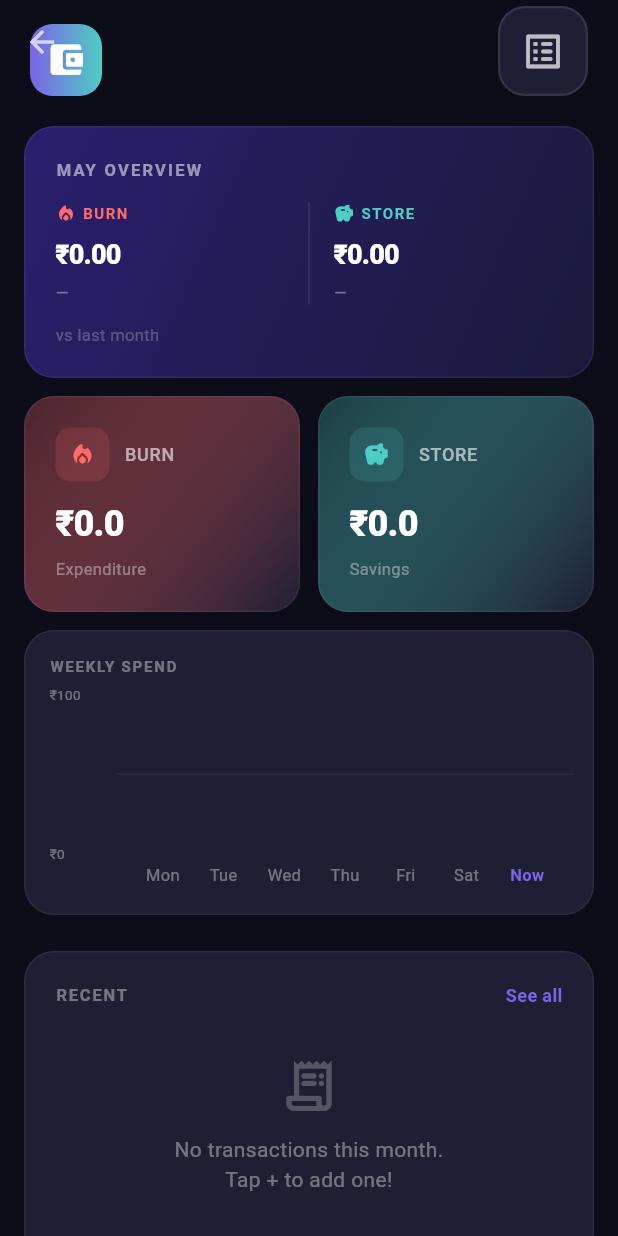
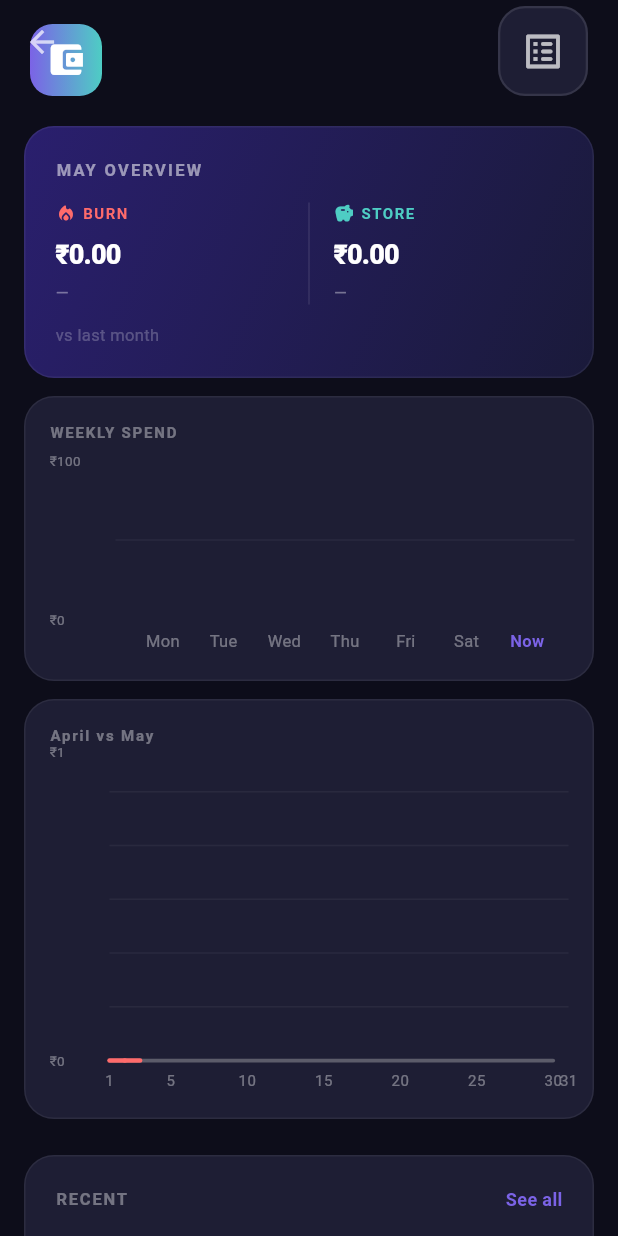
Before and after one commit to Imagine-Me/money_manager, a Flutter app: the DashboardView screen opened directly, on a phone screen of 412 x 824 dp. Run offline on Flutter 3.47's test engine with Material 3 defaults, Android fonts, the phone set to English and light mode, and no system bars; drawn by our look-alikes of fl_chart; our stand-ins replace flutter_local_notifications, flutter_riverpod, flutter_svg, flutter_timezone, google_sign_in, isar and 2 more; missing offline and left inert: googleapis; accounts and stored records are empty; generated files the repository leaves out were written again.

Commit message:
Add month-over-month daily burn calculation and visualization

```diff
--- a/lib/domain/usecases/analytics_engine.dart
+++ b/lib/domain/usecases/analytics_engine.dart
@@ -146,4 +146,66 @@ class AnalyticsEngine {
     final daysFromMonday = date.weekday - 1;
     return DateTime(date.year, date.month, date.day - daysFromMonday);
   }
+
+  /// Per–calendar-day burn for the previous month vs the current month.
+  /// The month-vs-month chart sums these into cumulative (running) totals.
+  MonthOverMonthDailySpend getMonthOverMonthDailyBurn(
+    List<TransactionEntity> transactions,
+  ) {
+    final now = DateTime.now();
+    final cy = now.year;
+    final cm = now.month;
+    final cd = now.day;
+
+    final prev = DateTime(cy, cm - 1);
+    final py = prev.year;
+    final pm = prev.month;
+    final daysPrev = DateTime(py, pm + 1, 0).day;
+    final daysCurr = DateTime(cy, cm + 1, 0).day;
+
+    final prevDaily = List<double>.filled(daysPrev, 0);
+    final currDaily = List<double>.filled(daysCurr, 0);
+
+    for (final t in transactions) {
+      if (t.type != TransactionType.burn) continue;
+      final d = DateTime(t.date.year, t.date.month, t.date.day);
+      if (d.year == py && d.month == pm) {
+        prevDaily[d.day - 1] += t.amount;
+      } else if (d.year == cy && d.month == cm) {
+        currDaily[d.day - 1] += t.amount;
+      }
+    }
+
+    return MonthOverMonthDailySpend(
+      previousYear: py,
+      previousMonth: pm,
+      previousMonthDaily: prevDaily,
+      currentYear: cy,
+      currentMonth: cm,
+      currentMonthDaily: currDaily,
+      todayDay: cd.clamp(1, daysCurr),
+    );
+  }
 }
+
+/// Daily burn per calendar day (index 0 = day 1). Cumulative series is derived in UI.
+class MonthOverMonthDailySpend {
+  const MonthOverMonthDailySpend({
+    required this.previousYear,
+    required this.previousMonth,
+    required this.previousMonthDaily,
+    required this.currentYear,
+    required this.currentMonth,
+    required this.currentMonthDaily,
+    required this.todayDay,
+  });
+
+  final int previousYear;
+  final int previousMonth;
+  final List<double> previousMonthDaily;
+  final int currentYear;
+  final int currentMonth;
+  final List<double> currentMonthDaily;
+  /// Current calendar day (1-based), clamped to this month’s length.
+  final int todayDay;
+}
--- a/lib/presentation/providers/providers.dart
+++ b/lib/presentation/providers/providers.dart
@@ -95,6 +95,8 @@ final analyticsProvider = Provider<AsyncValue<AppAnalytics>>((ref) {
           totalStore: engine.getTotalStore(transactions),
           delta: engine.calculateDelta(transactions),
           weeklySpend: engine.getWeeklySpend(transactions),
+          monthOverMonthDaily:
+              engine.getMonthOverMonthDailyBurn(transactions),
           burnCategoryBreakdown: engine.getCategoryBreakdown(
             transactions, type: TransactionType.burn,
           ),
@@ -129,6 +131,7 @@ class _Analytics {
   final double totalStore;
   final double delta;
   final List<double> weeklySpend;
+  final MonthOverMonthDailySpend monthOverMonthDaily;
   final Map<CategoryEntity, double> burnCategoryBreakdown;
   final Map<CategoryEntity, double> storeCategoryBreakdown;
   final Map<CategoryEntity, double> burnParentBreakdown;
@@ -146,6 +149,7 @@ class _Analytics {
     required this.totalStore,
     required this.delta,
     required this.weeklySpend,
+    required this.monthOverMonthDaily,
     required this.burnCategoryBreakdown,
     required this.storeCategoryBreakdown,
     required this.burnParentBreakdown,
--- a/lib/presentation/views/dashboard_view.dart
+++ b/lib/presentation/views/dashboard_view.dart
@@ -1,6 +1,8 @@
 import 'package:flutter/material.dart';
 import 'package:flutter_riverpod/flutter_riverpod.dart';
+import 'package:intl/intl.dart';
 import 'package:money_manager/core/theme/app_theme.dart';
+import 'package:money_manager/domain/usecases/analytics_engine.dart';
 import 'package:money_manager/core/utils/currency_formatter.dart';
 import 'package:money_manager/presentation/providers/providers.dart';
 import 'package:money_manager/presentation/views/report_list_view.dart';
@@ -8,7 +10,16 @@ import 'package:money_manager/presentation/views/transactions_view.dart';
 import 'package:money_manager/presentation/widgets/bento_card.dart';
 import 'package:money_manager/presentation/widgets/spending_pie_chart.dart';
 import 'package:money_manager/presentation/widgets/transaction_list_tile.dart';
+import 'package:money_manager/presentation/widgets/month_compare_line_chart.dart';
 import 'package:money_manager/presentation/widgets/weekly_bar_chart.dart';
+
+String _monthVsMonthTitle(MonthOverMonthDailySpend m) {
+  final prev =
+      DateFormat('MMMM').format(DateTime(m.previousYear, m.previousMonth));
+  final curr =
+      DateFormat('MMMM').format(DateTime(m.currentYear, m.currentMonth));
+  return '$prev vs $curr';
+}
 
 class DashboardView extends ConsumerWidget {
   const DashboardView({super.key});
@@ -38,67 +49,7 @@ class DashboardView extends ConsumerWidget {
                   ),
                   const SizedBox(height: 12),
 
-                  // ─── Row 2: Burn + Store (half + half) ─────────────────────
-                  analyticsAsync.when(
-                    loading: () => Row(children: [
-                      Expanded(child: _SkeletonBox(height: 100)),
-                      const SizedBox(width: 12),
-                      Expanded(child: _SkeletonBox(height: 100)),
-                    ]),
-                    error: (_, _) => const SizedBox.shrink(),
-                    data: (analytics) => Row(
-                      children: [
-                        Expanded(
-                          child: StatBentoCard(
-                            label: 'BURN',
-                            value: CurrencyFormatter.formatCompact(
-                                analytics.monthlyBurn),
-                            icon: Icons.local_fire_department_rounded,
-                            iconColor: AppTheme.burnColor,
-                            gradient: LinearGradient(
-                              colors: [
-                                AppTheme.burnColor.withValues(alpha: 0.25),
-                                AppTheme.cardColor,
-                              ],
-                              begin: Alignment.topLeft,
-                              end: Alignment.bottomRight,
-                            ),
-                            subtitle: Text(
-                              'Expenditure',
-                              style: const TextStyle(
-                                  color: Colors.white38, fontSize: 11),
-                            ),
-                          ),
-                        ),
-                        const SizedBox(width: 12),
-                        Expanded(
-                          child: StatBentoCard(
-                            label: 'STORE',
-                            value: CurrencyFormatter.formatCompact(
-                                analytics.monthlyStore),
-                            icon: Icons.savings_rounded,
-                            iconColor: AppTheme.storeColor,
-                            gradient: LinearGradient(
-                              colors: [
-                                AppTheme.storeColor.withValues(alpha: 0.25),
-                                AppTheme.cardColor,
-                              ],
-                              begin: Alignment.topLeft,
-                              end: Alignment.bottomRight,
-                            ),
-                            subtitle: Text(
-                              'Savings',
-                              style: const TextStyle(
-                                  color: Colors.white38, fontSize: 11),
-                            ),
-                          ),
-                        ),
-                      ],
-                    ),
-                  ),
-                  const SizedBox(height: 12),
-
-                  // ─── Row 3: Weekly Chart (full-width) ─────────────────────
+                  // ─── Row 2: Weekly Chart (full-width) ─────────────────────
                   analyticsAsync.when(
                     loading: () => _SkeletonBox(height: 180),
                     error: (_, _) => const SizedBox.shrink(),
@@ -121,6 +72,37 @@ class DashboardView extends ConsumerWidget {
                           Expanded(
                             child: WeeklyBarChart(
                               weeklyData: analytics.weeklySpend,
+                            ),
+                          ),
+                        ],
+                      ),
+                    ),
+                  ),
+                  const SizedBox(height: 12),
+
+                  // ─── Row 3: Month vs month daily burn (line) ───────────────
+                  analyticsAsync.when(
+                    loading: () => const _SkeletonBox(height: 280),
+                    error: (_, _) => const SizedBox.shrink(),
+                    data: (analytics) => BentoCard(
+                      height: 280,
+                      padding: const EdgeInsets.fromLTRB(16, 16, 16, 12),
+                      child: Column(
+                        crossAxisAlignment: CrossAxisAlignment.start,
+                        children: [
+                          Text(
+                            _monthVsMonthTitle(analytics.monthOverMonthDaily),
+                            style: const TextStyle(
+                              color: Colors.white38,
+                              fontSize: 10,
+                              fontWeight: FontWeight.w700,
+                              letterSpacing: 1.2,
+                            ),
+                          ),
+                          const SizedBox(height: 4),
+                          Expanded(
+                            child: MonthCompareLineChart(
+                              data: analytics.monthOverMonthDaily,
                             ),
                           ),
                         ],
--- /dev/null
+++ b/lib/presentation/widgets/month_compare_line_chart.dart
@@ -0,0 +1,253 @@
+import 'package:fl_chart/fl_chart.dart';
+import 'package:flutter/material.dart';
+import 'package:money_manager/core/theme/app_theme.dart';
+import 'package:money_manager/domain/usecases/analytics_engine.dart';
+
+/// Cumulative burn (running total) by day of month: last month (grey) vs this
+/// month through today (colored). Flat when there is no spend that day;
+/// rises when spend is added. Segment ending on day [d] is green if this
+/// month’s cumulative through day [d] is strictly less than last month’s
+/// through the same calendar day; red otherwise. Neutral when last month
+/// has no such day.
+class MonthCompareLineChart extends StatelessWidget {
+  const MonthCompareLineChart({super.key, required this.data});
+
+  final MonthOverMonthDailySpend data;
+
+  static const _prevLineColor = Color(0xFF5C5C6A);
+  static const _neutralSegmentColor = Color(0xFF8A8A9A);
+
+  static List<double> _cumulative(List<double> daily) {
+    final out = <double>[];
+    var sum = 0.0;
+    for (final v in daily) {
+      sum += v;
+      out.add(sum);
+    }
+    return out;
+  }
+
+  @override
+  Widget build(BuildContext context) {
+    final prevDaily = data.previousMonthDaily;
+    final currDaily = data.currentMonthDaily;
+    final daysPrev = prevDaily.length;
+    final daysCurr = currDaily.length;
+    final today = data.todayDay;
+
+    final cumPrev = _cumulative(prevDaily);
+    final cumCurr = _cumulative(currDaily);
+
+    final maxDayAxis = daysPrev > daysCurr ? daysPrev : daysCurr;
+
+    double maxY = 1;
+    for (final v in cumPrev) {
+      if (v > maxY) maxY = v;
+    }
+    for (var i = 0; i < today; i++) {
+      if (cumCurr[i] > maxY) maxY = cumCurr[i];
+    }
+    final chartMaxY = maxY == 0 ? 100.0 : maxY * 1.15;
+
+    final prevSpots = List<FlSpot>.generate(
+      daysPrev,
+      (i) => FlSpot((i + 1).toDouble(), cumPrev[i]),
+    );
+
+    final lineBars = <LineChartBarData>[
+      if (prevSpots.isNotEmpty)
+        LineChartBarData(
+          spots: prevSpots,
+          isCurved: false,
+          color: _prevLineColor,
+          barWidth: 2.5,
+          isStrokeCapRound: true,
+          dotData: const FlDotData(show: false),
+          belowBarData: BarAreaData(show: false),
+        ),
+      ..._currentMonthBars(cumPrev, cumCurr, daysPrev, today),
+    ];
+
+    return Column(
+      crossAxisAlignment: CrossAxisAlignment.start,
+      children: [
+        Expanded(
+          child: LineChart(
+            LineChartData(
+              minX: 1,
+              maxX: maxDayAxis.toDouble(),
+              minY: 0,
+              maxY: chartMaxY,
+              clipData: const FlClipData.all(),
+              lineTouchData: LineTouchData(
+                enabled: true,
+                touchTooltipData: LineTouchTooltipData(
+                  getTooltipColor: (_) => AppTheme.cardElevated,
+                  getTooltipItems: (touched) {
+                    return touched.map((s) {
+                      final x = s.x.round();
+                      final y = s.y;
+                      final isPrev =
+                          prevSpots.isNotEmpty && s.barIndex == 0;
+                      final label = isPrev
+                          ? 'Last month day $x (total so far): ₹${_fmt(y)}'
+                          : 'This month day $x (total so far): ₹${_fmt(y)}';
+                      return LineTooltipItem(
+                        label,
+                        const TextStyle(
+                          color: Colors.white,
+                          fontWeight: FontWeight.w600,
+                          fontSize: 11,
+                        ),
+                      );
+                    }).toList();
+                  },
+                ),
+              ),
+              gridData: FlGridData(
+                show: true,
+                drawVerticalLine: false,
+                getDrawingHorizontalLine: (_) => FlLine(
+                  color: Colors.white.withValues(alpha: 0.05),
+                  strokeWidth: 1,
+                ),
+              ),
+              titlesData: FlTitlesData(
+                topTitles: const AxisTitles(),
+                rightTitles: const AxisTitles(),
+                leftTitles: AxisTitles(
+                  sideTitles: SideTitles(
+                    showTitles: true,
+                    reservedSize: 40,
+                    getTitlesWidget: (value, meta) {
+                      if (value == 0 || (value - meta.max).abs() < 0.01) {
+                        return Text(
+                          '₹${_compact(value)}',
+                          style: const TextStyle(
+                            color: Colors.white38,
+                            fontSize: 9,
+                          ),
+                        );
+                      }
+                      return const SizedBox.shrink();
+                    },
+                  ),
+                ),
+                bottomTitles: AxisTitles(
+                  sideTitles: SideTitles(
+                    showTitles: true,
+                    reservedSize: 26,
+                    interval: _niceXInterval(maxDayAxis),
+                    getTitlesWidget: (value, meta) {
+                      final d = value.round();
+                      if (d < 1 || d > maxDayAxis) {
+                        return const SizedBox.shrink();
+                      }
+                      return Padding(
+                        padding: const EdgeInsets.only(top: 6),
+                        child: Text(
+                          '$d',
+                          style: const TextStyle(
+                            color: Colors.white38,
+                            fontSize: 10,
+                          ),
+                        ),
+                      );
+                    },
+                  ),
+                ),
+              ),
+              borderData: FlBorderData(show: false),
+              lineBarsData: lineBars,
+            ),
+          ),
+        ),
+      ],
+    );
+  }
+
+  /// Segment (d−1)→d: color from cumulative through day [d] vs last month.
+  List<LineChartBarData> _currentMonthBars(
+    List<double> cumPrev,
+    List<double> cumCurr,
+    int daysPrev,
+    int today,
+  ) {
+    Color colorForDay(int day) {
+      final y = cumCurr[day - 1];
+      if (day <= daysPrev) {
+        final p = cumPrev[day - 1];
+        return y < p ? AppTheme.storeColor : AppTheme.burnColor;
+      }
+      return _neutralSegmentColor;
+    }
+
+    if (today < 1) return [];
+
+    if (today == 1) {
+      final c = colorForDay(1);
+      return [
+        LineChartBarData(
+          spots: [
+            FlSpot(1, cumCurr[0]),
+            FlSpot(1.0001, cumCurr[0]),
+          ],
+          isCurved: false,
+          color: c,
+          barWidth: 3,
+          isStrokeCapRound: true,
+          dotData: FlDotData(
+            show: true,
+            getDotPainter: (spot, percent, bar, index) {
+              return FlDotCirclePainter(
+                radius: 4.5,
+                color: c,
+                strokeWidth: 0,
+              );
+            },
+          ),
+          belowBarData: BarAreaData(show: false),
+        ),
+      ];
+    }
+
+    final out = <LineChartBarData>[];
+    for (var d = 2; d <= today; d++) {
+      final c = colorForDay(d);
+      out.add(
+        LineChartBarData(
+          spots: [
+            FlSpot((d - 1).toDouble(), cumCurr[d - 2]),
+            FlSpot(d.toDouble(), cumCurr[d - 1]),
+          ],
+          isCurved: false,
+          color: c,
+          barWidth: 3,
+          isStrokeCapRound: true,
+          dotData: const FlDotData(show: false),
+          belowBarData: BarAreaData(show: false),
+        ),
+      );
+    }
+    return out;
+  }
+
+  double _niceXInterval(int maxDay) {
+    if (maxDay <= 7) return 1;
+    if (maxDay <= 14) return 2;
+    if (maxDay <= 21) return 3;
+    return 5;
+  }
+
+  String _compact(double v) {
+    if (v >= 100000) return '${(v / 100000).toStringAsFixed(1)}L';
+    if (v >= 1000) return '${(v / 1000).toStringAsFixed(1)}K';
+    return v.toStringAsFixed(0);
+  }
+
+  String _fmt(double v) {
+    if (v >= 100000) return '${(v / 100000).toStringAsFixed(2)}L';
+    if (v >= 1000) return '${(v / 1000).toStringAsFixed(2)}K';
+    return v.toStringAsFixed(0);
+  }
+}
```
